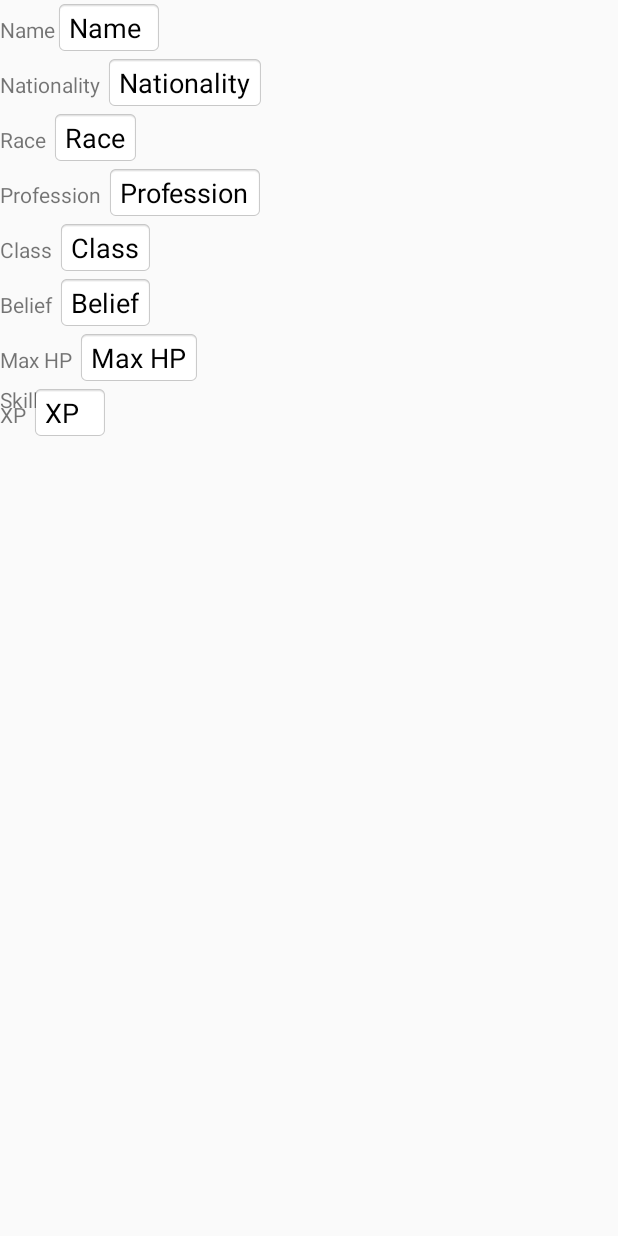
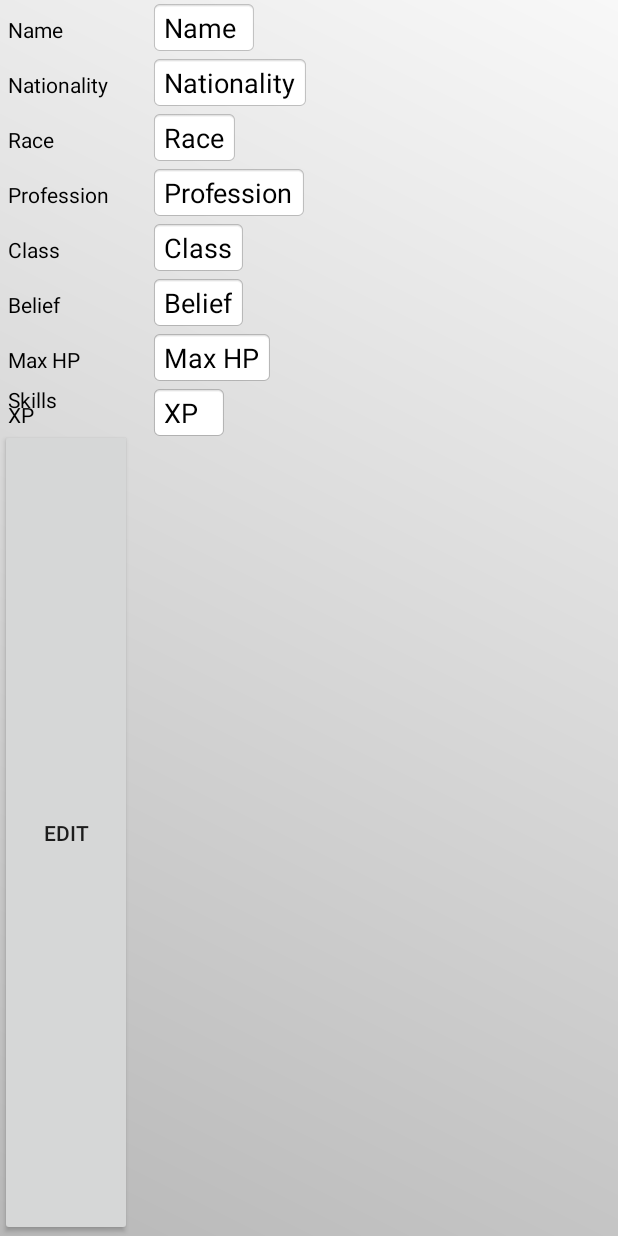
Before and after one commit to VincentHamel/mcoo-gn, an Android app: the layout activity_character.xml on its own in the app's theme, with its tools: preview values and no code run, on a phone screen of 412 x 824 dp. Run offline under Robolectric (Android 15) with nearby library versions, the phone set to English and light mode, and no system bars.

Commit message:
more UX capacities

```diff
--- a/frontend/MCOO_gn_frontend/app/src/main/java/mcoo/mcoo_gn_frontend/CharacterRepositoryFactory.java
+++ b/frontend/MCOO_gn_frontend/app/src/main/java/mcoo/mcoo_gn_frontend/CharacterRepositoryFactory.java
@@ -2,6 +2,10 @@ package mcoo.mcoo_gn_frontend;
 
 public class CharacterRepositoryFactory {
     static public CharacterRepository getCharacterRepository(){
-        return new FakeCharacterRepository();
+        if(! BuildConfig.USE_REAL_API) {
+            return new FakeCharacterRepository();
+        } else{
+            return new FakeCharacterRepository();
+        }
     }
 }
--- /dev/null
+++ b/frontend/MCOO_gn_frontend/app/src/main/res/drawable/custom_background.xml
@@ -0,0 +1,11 @@
+<?xml version="1.0" encoding="utf-8"?>
+<shape xmlns:android="http://schemas.android.com/apk/res/android"
+    android:shape="rectangle"
+    android:layout_height="wrap_content"
+    android:layout_width="wrap_content"
+    android:scaleType="center">
+    <gradient
+        android:startColor="#b8b8b8"
+        android:endColor="#f8f8f8"
+        android:angle="45" />
+</shape>
--- a/frontend/MCOO_gn_frontend/app/src/main/res/layout/activity_character.xml
+++ b/frontend/MCOO_gn_frontend/app/src/main/res/layout/activity_character.xml
@@ -1,17 +1,20 @@
 <RelativeLayout xmlns:android="http://schemas.android.com/apk/res/android"
     xmlns:tools="http://schemas.android.com/tools"
     android:layout_width="fill_parent"
-    android:layout_height="wrap_content"
+    android:layout_height="fill_parent"
     tools:context="mcoo.mcoo_gn_frontend.CharacterActivity"
     android:orientation="vertical"
-    android:focusableInTouchMode="true">
+    android:focusableInTouchMode="true"
+    android:background="@drawable/custom_background">
 
     <TextView android:text="Name"
-        android:layout_width="wrap_content"
+        android:layout_width="100dp"
         android:layout_height="wrap_content"
         android:id="@+id/character_labelName"
         android:layout_alignParentLeft="true"
         android:layout_alignParentTop="true"
+        android:textColor="#ff000000"
+        android:paddingLeft="5dp"
         android:layout_alignBaseline="@+id/character_name"/>
 
     <EditText
@@ -28,10 +31,12 @@
         android:layout_alignParentTop="true"/>
 
     <TextView android:text="Nationality "
-        android:layout_width="wrap_content"
+        android:layout_width="100dp"
         android:layout_height="wrap_content"
         android:id="@+id/character_labelNationality"
         android:layout_alignParentLeft="true"
+        android:textColor="#ff000000"
+        android:paddingLeft="5dp"
         android:layout_below="@+id/character_labelName"
         android:layout_alignBaseline="@+id/character_nationality"/>
 
@@ -49,10 +54,12 @@
         android:layout_below="@+id/character_name"/>
 
     <TextView android:text="Race "
-        android:layout_width="wrap_content"
+        android:layout_width="100dp"
         android:layout_height="wrap_content"
         android:id="@+id/character_labelRace"
         android:layout_alignParentLeft="true"
+        android:textColor="#ff000000"
+        android:paddingLeft="5dp"
         android:layout_below="@+id/character_labelNationality"
         android:layout_alignBaseline="@+id/character_race"/>
 
@@ -70,10 +77,12 @@
         android:layout_below="@+id/character_nationality"/>
 
     <TextView android:text="Profession "
-        android:layout_width="wrap_content"
+        android:layout_width="100dp"
         android:layout_height="wrap_content"
         android:id="@+id/character_labelProfession"
         android:layout_alignParentLeft="true"
+        android:textColor="#ff000000"
+        android:paddingLeft="5dp"
         android:layout_below="@+id/character_labelRace"
         android:layout_alignBaseline="@+id/character_profession"/>
 
@@ -91,10 +100,12 @@
         android:layout_below="@+id/character_race"/>
 
     <TextView android:text="Class "
-        android:layout_width="wrap_content"
+        android:layout_width="100dp"
         android:layout_height="wrap_content"
         android:id="@+id/character_labelClass"
         android:layout_alignParentLeft="true"
+        android:textColor="#ff000000"
+        android:paddingLeft="5dp"
         android:layout_below="@+id/character_labelProfession"
         android:layout_alignBaseline="@+id/character_class"/>
 
@@ -112,10 +123,12 @@
         android:layout_below="@+id/character_profession"/>
 
     <TextView android:text="Belief "
-        android:layout_width="wrap_content"
+        android:layout_width="100dp"
         android:layout_height="wrap_content"
         android:id="@+id/character_labelBelief"
         android:layout_alignParentLeft="true"
+        android:textColor="#ff000000"
+        android:paddingLeft="5dp"
         android:layout_below="@+id/character_labelClass"
         android:layout_alignBaseline="@+id/character_belief"/>
 
@@ -133,10 +146,12 @@
         android:layout_below="@+id/character_class"/>
 
     <TextView android:text="Max HP "
-        android:layout_width="wrap_content"
+        android:layout_width="100dp"
         android:layout_height="wrap_content"
         android:id="@+id/character_labelMax_hp"
         android:layout_alignParentLeft="true"
+        android:textColor="#ff000000"
+        android:paddingLeft="5dp"
         android:layout_below="@+id/character_labelBelief"
         android:layout_alignBaseline="@+id/character_max_hp"/>
 
@@ -154,9 +169,11 @@
         android:layout_below="@+id/character_belief"/>
 
     <TextView android:text="Skills "
-        android:layout_width="wrap_content"
+        android:layout_width="100dp"
         android:layout_height="wrap_content"
         android:id="@+id/character_labelSkills"
+        android:textColor="#ff000000"
+        android:paddingLeft="5dp"
         android:layout_below="@+id/character_max_hp"
         android:layout_alignParentLeft="true"
         android:layout_alignParentStart="true" />
@@ -167,13 +184,17 @@
         android:id="@+id/character_skills"
         android:layout_below="@+id/character_max_hp"
         android:layout_toRightOf="@+id/character_labelSkills"
-        android:layout_gravity="center_vertical" />
+        android:textColor="#ff000000"
+        android:layout_gravity="center_vertical"
+        android:divider="#00000000"/>
 
     <TextView android:text="XP "
-        android:layout_width="wrap_content"
+        android:layout_width="100dp"
         android:layout_height="wrap_content"
         android:id="@+id/character_labelXp"
         android:layout_alignParentLeft="true"
+        android:textColor="#ff000000"
+        android:paddingLeft="5dp"
         android:layout_below="@+id/character_labelSkills"
         android:layout_alignBaseline="@+id/character_xp"/>
 
@@ -190,4 +211,24 @@
         android:layout_toRightOf="@+id/character_labelXp"
         android:layout_below="@+id/character_skills"/>
 
+    <Button
+        android:layout_width="wrap_content"
+        android:layout_height="wrap_content"
+        android:text="Edit"
+        android:id="@+id/character_edit_button"
+        android:layout_alignParentBottom="true"
+        android:layout_below="@+id/character_labelXp"
+        android:onClick="onClickEditCharacter"
+        android:visibility="visible"  />
+
+    <Button
+        android:layout_width="wrap_content"
+        android:layout_height="wrap_content"
+        android:text="Update"
+        android:id="@+id/character_update_button"
+        android:layout_alignParentBottom="true"
+        android:layout_below="@+id/character_labelXp"
+        android:onClick="onClickUpdateCharacter"
+        android:visibility="invisible" />
+
 </RelativeLayout>
```
Also changed, not shown: frontend/MCOO_gn_frontend/app/src/main/java/mcoo/mcoo_gn_frontend/CharacterActivity.java (+53 -11 lines), frontend/MCOO_gn_frontend/app/src/main/res/layout/activity_main.xml (+6 -4 lines), frontend/MCOO_gn_frontend/app/src/main/res/layout/custom_edittext.xml (added, +9 -0 lines).
